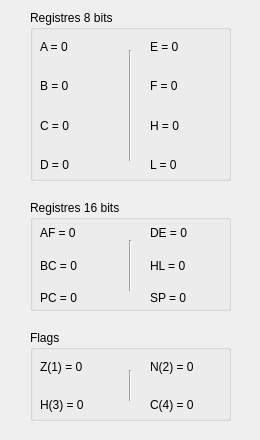
Above: GUI/Qt/SRC_UI/debugregisterswindow.ui from Robilemb/Game-Boy-Emulator before the change. Below: the same form after it.
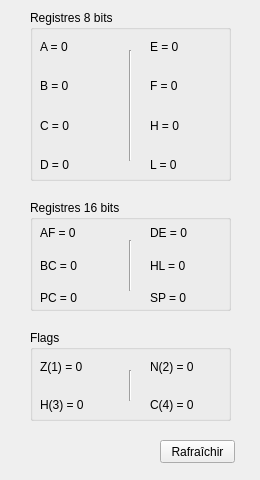
That is the form after the change.

Commit message: Bouton refresh

What changed in the file:
```diff
--- a/GUI/Qt/SRC_UI/debugregisterswindow.ui
+++ b/GUI/Qt/SRC_UI/debugregisterswindow.ui
@@ -10,7 +10,7 @@
     <x>0</x>
     <y>0</y>
     <width>260</width>
-    <height>440</height>
+    <height>480</height>
    </rect>
   </property>
   <property name="windowTitle">
@@ -292,6 +292,19 @@
     </property>
    </widget>
   </widget>
+  <widget class="QPushButton" name="pushButton">
+   <property name="geometry">
+    <rect>
+     <x>160</x>
+     <y>440</y>
+     <width>75</width>
+     <height>23</height>
+    </rect>
+   </property>
+   <property name="text">
+    <string>Rafraîchir</string>
+   </property>
+  </widget>
  </widget>
  <resources/>
  <connections/>
```
Left out of the diff: 22 changed lines with no effect on the pictures. The commit also changes 7 other files.
